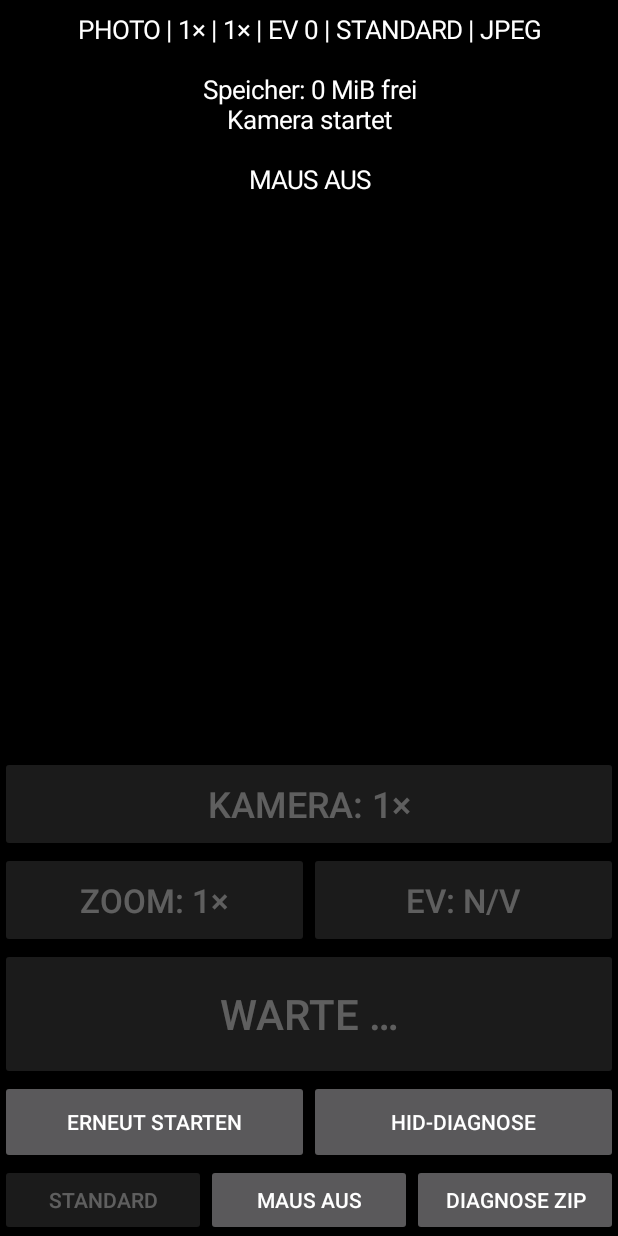
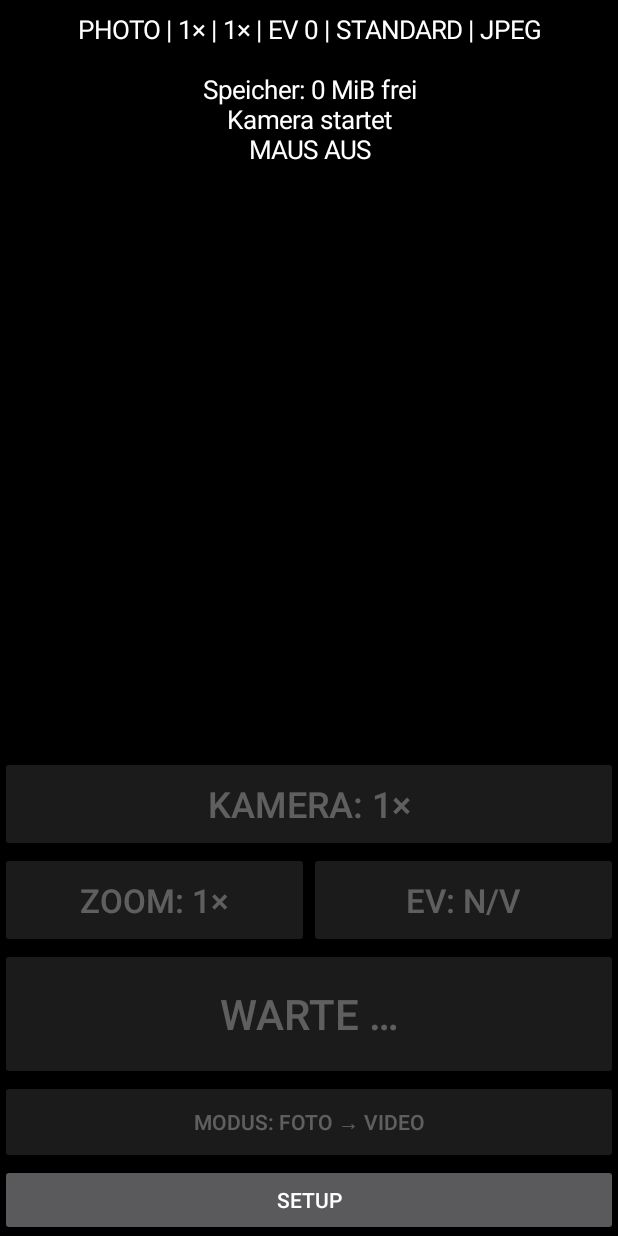
Before and after one commit to J-CE/SeaFrogs-SF-PH-01-Camera, an Android app: the screen it shows after launch (CameraActivity), on a phone screen of 412 x 824 dp. Run offline under Robolectric (Android 15) with nearby library versions, the light colour scheme and no system bars; libraries missing offline, so code that uses them is left out: androidx.camera.camera2, androidx.camera.core, androidx.camera.extensions, androidx.camera.lifecycle, androidx.camera.video and 1 more; 4 statements that could not run were skipped.

Commit message:
Freeze experimental multiframe; add photo/video HID controls, UHD setup and reduced dive UI (0.8.0)

```diff
--- a/app/src/main/java/de/jce/seafrogs/AutomatedCameraTest.kt
+++ b/app/src/main/java/de/jce/seafrogs/AutomatedCameraTest.kt
@@ -159,7 +159,7 @@ class AutomatedCameraTest(context: Context, private val controller: PhotoCameraC
         display(reason, false)
     }
 
-    fun report(groupOnly: String? = null): String = JSONObject().put("version", "0.7.2-color-gain")
+    fun report(groupOnly: String? = null): String = JSONObject().put("version", "0.8.0-photo-video")
         .put("device", android.os.Build.MODEL).put("androidBuild", android.os.Build.FINGERPRINT)
         .put("note", "HAL reference JPEGs and processed MEHRBILD when requested; actual capture settings and fusion outcome in report/EXIF. No automated sharpness score.")
         .put("results", selectedResults(groupOnly)).toString(2)
--- a/app/src/main/java/de/jce/seafrogs/CameraActivity.kt
+++ b/app/src/main/java/de/jce/seafrogs/CameraActivity.kt
@@ -37,6 +37,11 @@ class CameraActivity : ComponentActivity(), InputManager.InputDeviceListener {
     private lateinit var zoom: Button
     private lateinit var exposure: Button
     private lateinit var shutter: Button
+    private lateinit var modeSwitch: Button
+    private lateinit var setupToggle: Button
+    private val setupRows = mutableListOf<android.view.View>()
+    private var setupVisible = false
+    private var orientationBeforeRecording: Int? = null
     private lateinit var diagnosis: Button
     private lateinit var restart: Button
     private lateinit var orientation: OrientationEventListener
@@ -102,7 +107,7 @@ class CameraActivity : ComponentActivity(), InputManager.InputDeviceListener {
         recorder = EventRecorder(applicationContext) { message ->
             handler.post { if (!isDestroyed) android.widget.Toast.makeText(this, message, android.widget.Toast.LENGTH_LONG).show() }
         }
-        recorder.record(JSONObject().put("kind", "session").put("appVersion", "0.7.2-color-gain")
+        recorder.record(JSONObject().put("kind", "session").put("appVersion", "0.8.0-photo-video")
             .put("model", Build.MODEL).put("androidBuild", Build.FINGERPRINT))
         val landscape = resources.configuration.orientation == Configuration.ORIENTATION_LANDSCAPE
         val root = LinearLayout(this).apply {
@@ -162,9 +167,36 @@ class CameraActivity : ComponentActivity(), InputManager.InputDeviceListener {
             textSize = 28f
             minHeight = dp(88)
             isEnabled = false
-            setOnClickListener { controller.capturePhoto() }
+            setOnClickListener { controller.triggerCapture() }
         }
         buttonsPanel.addView(shutter)
+        modeSwitch = Button(this).apply {
+            text = "MODUS: FOTO"; minHeight = dp(56)
+            setOnClickListener { controller.toggleCaptureMode() }
+        }
+        buttonsPanel.addView(modeSwitch)
+        setupToggle = Button(this).apply {
+            text = "SETUP"; minHeight = dp(48)
+            setOnClickListener {
+                if (!lastCameraState.capturing && !lastCameraState.recording) {
+                    setupVisible = !setupVisible
+                    setupRows.forEach { it.visibility = if (setupVisible) android.view.View.VISIBLE else android.view.View.GONE }
+                    text = if (setupVisible) "SETUP SCHLIESSEN" else "SETUP"
+                }
+            }
+        }
+        buttonsPanel.addView(setupToggle)
+        val videoSettings = Button(this).apply {
+            text = "VIDEO: 4K30 / 4K60"
+            setOnClickListener {
+                if (!lastCameraState.recording && lastCameraState.ready)
+                    AlertDialog.Builder(this@CameraActivity).setTitle("Video vor dem Tauchgang")
+                        .setSingleChoiceItems(arrayOf("4K30 ohne Ton", "4K60 ohne Ton"), if (controller.savedVideoFps()==60) 1 else 0) { dialog, choice ->
+                            controller.setVideoFps(if (choice==0) 30 else 60); dialog.dismiss()
+                        }.setNegativeButton("Zurück",null).show()
+            }
+        }
+        buttonsPanel.addView(videoSettings); setupRows.add(videoSettings)
         val footer = LinearLayout(this)
         restart = Button(this).apply {
             text = "Erneut starten"
@@ -236,7 +268,7 @@ class CameraActivity : ComponentActivity(), InputManager.InputDeviceListener {
         listOf(libraryTest, libraryExport).forEach {
             libraryControls.addView(it, LinearLayout.LayoutParams(0, LinearLayout.LayoutParams.WRAP_CONTENT, 1f))
         }
-        buttonsPanel.addView(libraryControls)
+        // Mehrbild test controls are frozen and no longer exposed.
         val autoControls = LinearLayout(this)
         cancelTest = Button(this).apply {
             text = "ABBRECHEN"
@@ -251,6 +283,8 @@ class CameraActivity : ComponentActivity(), InputManager.InputDeviceListener {
         autoControls.addView(cancelTest, LinearLayout.LayoutParams(0, LinearLayout.LayoutParams.WRAP_CONTENT, 1f))
         autoControls.addView(macroTest, LinearLayout.LayoutParams(0, LinearLayout.LayoutParams.WRAP_CONTENT, 1f))
         buttonsPanel.addView(autoControls)
+        setupRows.addAll(listOf(footer, testControls, rawControls, autoControls))
+        setupRows.forEach { it.visibility = android.view.View.GONE }
         root.addView(cameraPanel, if (landscape)
             LinearLayout.LayoutParams(0, LinearLayout.LayoutParams.MATCH_PARENT, 1f)
         else LinearLayout.LayoutParams(LinearLayout.LayoutParams.MATCH_PARENT, 0, 1f))
@@ -362,21 +396,32 @@ class CameraActivity : ComponentActivity(), InputManager.InputDeviceListener {
         if (isDestroyed || !active) return
         val state = lastCameraState
         val testing = automated.running || exporting
+        if (state.recording && orientationBeforeRecording == null) {
+            orientationBeforeRecording = requestedOrientation
+            requestedOrientation = android.content.pm.ActivityInfo.SCREEN_ORIENTATION_LOCKED
+        } else if (!state.recording) {
+            orientationBeforeRecording?.let { requestedOrientation = it }
+            orientationBeforeRecording = null
+        }
+        if (state.recording && setupVisible) {
+            setupVisible = false; setupRows.forEach { it.visibility = android.view.View.GONE }
+            setupToggle.text = "SETUP"
+        }
         val cameraMessage = if (state.message == "Bereit" && !state.ready) "Warte auf Vorschau/Fokus …" else state.message
         status.text = (if (exportStatus.isBlank()) "" else "$exportStatus\n") +
             (if (autoStatus.isBlank()) "" else "$autoStatus\n") +
-            "PHOTO | ${state.lens.label} | ${state.zoomLabel} | EV ${state.exposureLabel} | ${state.quality} | ${state.photoFormat}\n" +
-            state.resolution + (if (state.exposureLimits.enabled)
+            "${if (state.videoMode) "VIDEO · 4K${state.videoFps}" else "PHOTO"} | ${state.lens.label} | ${state.zoomLabel} | EV ${state.exposureLabel} | ${state.quality} | ${state.photoFormat}\n" +
+            state.resolution + (if (state.exposureLimits.enabled && !state.videoMode)
                 " | Sensor-ISO ${if (state.exposureLimits.isoCap > 0) "≤ ${state.exposureLimits.isoCap}" else "AUTO"} | Digital ${if (state.exposureLimits.boostCap > 0) "≤ ${state.exposureLimits.boostCap / 100f}×" else "AUTO"} | Zeit ${if (state.exposureLimits.isoCap == 0) "AUTO" else "≤ " + when (state.exposureLimits.longestTimeNs) {
                     8_000_000L -> "1/125 s"
                     16_666_666L -> "1/60 s"
                     else -> "1/30 s"
-                }}" else "") + "\n" + "Speicher: ${android.os.StatFs(android.os.Environment.getExternalStorageDirectory().path).availableBytes / (1024 * 1024)} MiB frei\n" + cameraMessage + "\n" + state.diagnostics + "\n" + hidStatus
+                }}" else "") + "\n" + "Speicher: ${android.os.StatFs(android.os.Environment.getExternalStorageDirectory().path).availableBytes / (1024 * 1024)} MiB frei\n" + cameraMessage + (if (setupVisible) "\n" + state.diagnostics else "") + "\n" + hidStatus
         quality.text = state.quality
-        quality.isEnabled = state.ready && !testing
+        quality.isEnabled = state.ready && !state.videoMode && !testing
         format.text = "FORMAT: ${state.photoFormat}"
-        format.isEnabled = state.ready && !testing
-        exposureSetup.isEnabled = state.ready && !testing
+        format.isEnabled = state.ready && !state.videoMode && !testing
+        exposureSetup.isEnabled = state.ready && !state.videoMode && !testing
         exposureSetup.text = if (state.exposureLimits.enabled) "ISO / DIGITAL" else "ISO: AUTO"
         libraryTest.isEnabled = state.ready && !testing
         libraryExport.isEnabled = capabilityReport != null && !testing && !state.capturing
@@ -387,14 +432,18 @@ class CameraActivity : ComponentActivity(), InputManager.InputDeviceListener {
         zoom.text = "ZOOM: ${state.zoomLabel}"
         exposure.isEnabled = state.ready && state.exposureSupported && !testing
         exposure.text = if (state.exposureSupported) "EV: ${state.exposureLabel}" else "EV: N/V"
-        lensSwitch.isEnabled = state.ready && !testing
+        lensSwitch.isEnabled = state.ready && !state.recording && !testing
         lensSwitch.text = "KAMERA: ${state.lens.label}"
-        shutter.isEnabled = state.ready && !testing
-        shutter.text = if (state.capturing) "AUFNAHME …" else if (state.ready) "FOTO" else "WARTE …"
-        diagnosis.isEnabled = !state.capturing && !testing
-        restart.isEnabled = !state.capturing && !testing
+        shutter.isEnabled = (state.ready || (state.recording && !state.capturing)) && !testing
+        shutter.text = if (state.capturing) "WARTE …" else if (state.recording) "VIDEO STOP" else if (!state.ready) "WARTE …" else if (state.videoMode) "VIDEO START" else "FOTO"
+        modeSwitch.text = if (state.videoMode) "MODUS: VIDEO → FOTO" else "MODUS: FOTO → VIDEO"
+        modeSwitch.isEnabled = state.ready && !state.recording && !testing
+        setupToggle.isEnabled = !state.capturing && !state.recording && !testing
+        status.setTextColor(if (state.recording) android.graphics.Color.RED else android.graphics.Color.WHITE)
+        diagnosis.isEnabled = !state.capturing && !state.recording && !testing
+        restart.isEnabled = !state.capturing && !state.recording && !testing
         cancelTest.isEnabled = automated.running
-        macroTest.isEnabled = state.ready && !testing
+        macroTest.isEnabled = state.ready && !state.videoMode && !testing
     }
 
     private fun beginAutomated(macro: Boolean, raw: Boolean = false, iso: Boolean = false, processing: Boolean = false, libraries: Boolean = false, fusion: Boolean = false) {
@@ -545,22 +594,18 @@ class CameraActivity : ComponentActivity(), InputManager.InputDeviceListener {
             !preview.hasPointerCapture() || !hasWindowFocus() || !active ||
                 !InputDevice.getDeviceIds().any { InputDevice.getDevice(it)?.descriptor == mouseDescriptor } -> "INACTIVE"
             commands.size != 1 -> "COMBINATION_BLOCKED"
-            commands.single() == HidCommandGate.Command.DOWN -> "VIDEO_NOT_IMPLEMENTED"
-            !controller.readyForCommand() -> "CAMERA_BUSY"
+            controller.isRecording() && commands.single() in listOf(HidCommandGate.Command.LEFT, HidCommandGate.Command.DOWN) -> "RECORDING"
+            !controller.readyForCommand() && !(commands.single() == HidCommandGate.Command.CLICK && controller.isRecording() && !lastCameraState.capturing) -> "CAMERA_BUSY"
             else -> "EXECUTED"
         }
         hidStatus = "$name: $decision"
-        if (commands.singleOrNull() == HidCommandGate.Command.DOWN) {
-            downCount++
-            hidStatus = "RUNTER $downCount: Video noch nicht implementiert"
-        }
         recorder.record(JSONObject().put("kind", "hidCommand").put("command", name).put("decision", decision))
         if (decision == "EXECUTED") when (commands.single()) {
             HidCommandGate.Command.LEFT -> controller.cycleLens()
             HidCommandGate.Command.UP -> controller.cycleZoom()
             HidCommandGate.Command.RIGHT -> controller.cycleExposure()
-            HidCommandGate.Command.CLICK -> controller.capturePhoto()
-            HidCommandGate.Command.DOWN -> Unit
+            HidCommandGate.Command.CLICK -> controller.triggerCapture()
+            HidCommandGate.Command.DOWN -> controller.toggleCaptureMode()
         }
         android.widget.Toast.makeText(this, hidStatus, android.widget.Toast.LENGTH_SHORT).show()
     }
--- a/app/src/main/java/de/jce/seafrogs/CameraCapabilityReport.kt
+++ b/app/src/main/java/de/jce/seafrogs/CameraCapabilityReport.kt
@@ -17,7 +17,7 @@ import org.json.JSONObject
 object CameraCapabilityReport {
     fun collect(context: Context): JSONObject {
         val report = JSONObject()
-            .put("schemaVersion", 2).put("cameraXVersion", "1.6.2").put("appVersion", "0.7.2-color-gain")
+            .put("schemaVersion", 2).put("cameraXVersion", "1.6.2").put("appVersion", "0.8.0-photo-video")
             .put("createdWallTimeMs", System.currentTimeMillis())
             .put("device", Build.MODEL).put("androidBuild", Build.FINGERPRINT)
             .put("sdk", Build.VERSION.SDK_INT)
--- a/app/src/main/java/de/jce/seafrogs/DiagnosticActivity.kt
+++ b/app/src/main/java/de/jce/seafrogs/DiagnosticActivity.kt
@@ -101,7 +101,7 @@ class DiagnosticActivity : Activity(), InputManager.InputDeviceListener {
         root.addView(eventText)
         initialized = true
         recorder.record(JSONObject().put("kind", "session")
-            .put("appVersion", "0.7.2-color-gain").put("manufacturer", Build.MANUFACTURER)
+            .put("appVersion", "0.8.0-photo-video").put("manufacturer", Build.MANUFACTURER)
             .put("model", Build.MODEL).put("sdk", Build.VERSION.SDK_INT)
             .put("androidRelease", Build.VERSION.RELEASE).put("buildFingerprint", Build.FINGERPRINT))
         devices("initial")
--- a/app/src/main/java/de/jce/seafrogs/EventRecorder.kt
+++ b/app/src/main/java/de/jce/seafrogs/EventRecorder.kt
@@ -50,7 +50,7 @@ class EventRecorder(private val context: Context, private val report: (String) -
         val photoSnapshot = photos.toList()
         progress("EXPORT: ZIP vorbereiten …", true)
         val summary = """
-            SeaFrogs Kamera/HID Test 0.7.2
+            SeaFrogs Kamera/HID Test 0.8.0
             Android-App-Ereignisse, keine rohen Bluetooth-HID-Reports.
             Datensatznummer am Export: $sequence
             Verlorene Datensätze durch Warteschlangenlimit: ${dropped.get()}
--- a/app/src/main/java/de/jce/seafrogs/PhotoExifWriter.kt
+++ b/app/src/main/java/de/jce/seafrogs/PhotoExifWriter.kt
@@ -24,7 +24,7 @@ class PhotoExifWriter(context: Context) {
                     if (exif.getAttribute(ExifInterface.TAG_MODEL).isNullOrBlank())
                         exif.setAttribute(ExifInterface.TAG_MODEL, Build.MODEL)
                     val originalSoftware = exif.getAttribute(ExifInterface.TAG_SOFTWARE)
-                    val appSoftware = "SeaFrogs Camera 0.7.2-color-gain"
+                    val appSoftware = "SeaFrogs Camera 0.8.0-photo-video"
                     exif.setAttribute(ExifInterface.TAG_SOFTWARE,
                         if (originalSoftware.isNullOrBlank()) appSoftware
                         else "$originalSoftware; $appSoftware")
```
Also changed, not shown: app/build.gradle.kts (+6 -2 lines), app/src/main/java/de/jce/seafrogs/PhotoCameraController.kt (+151 -19 lines), 3 other files.
